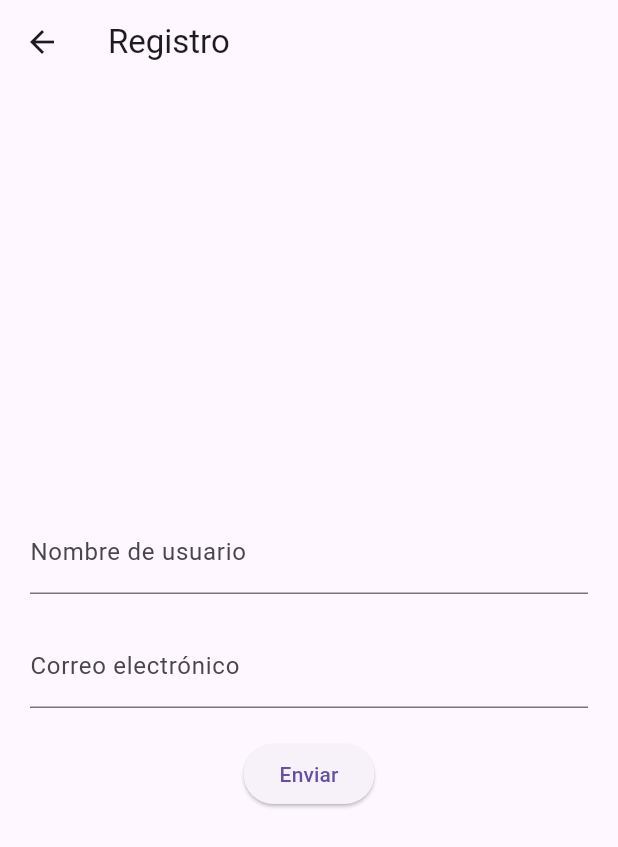
After one commit to FerrerJosep/LlistaCompra, a Flutter app: the Registro screen opened directly, after a tap on "Enviar", on a phone screen of 412 x 824 dp. The commit adds this screen. Shown: the top 847 px of the screen. Run offline on Flutter 3.47's test engine with Material 3 defaults, Android fonts, the phone set to English and light mode, and no system bars; network calls fail.

Commit message:
Pre-provider

```diff
--- a/appcompres/lib/details.dart
+++ b/appcompres/lib/details.dart
@@ -104,7 +104,8 @@ class _DetailPageState extends State<DetailPage> {
             Text('Total de frutas compradas:'),
             Column(
               crossAxisAlignment: CrossAxisAlignment.start,
-              children: widget.purchaseController.fruitsPurchased.entries.map((entry) {
+              children: widget.purchaseController.fruitsPurchased.entries
+                  .map((entry) {
                 return Text('${entry.key}: ${entry.value}');
               }).toList(),
             ),
--- /dev/null
+++ b/appcompres/lib/registro.dart
@@ -0,0 +1,97 @@
+import 'package:flutter/material.dart';
+import 'package:http/http.dart' as http;
+
+class Registro extends StatefulWidget {
+  @override
+  _RegistroState createState() => _RegistroState();
+}
+
+class _RegistroState extends State<Registro> {
+  final TextEditingController _usernameController = TextEditingController();
+  final TextEditingController _emailController = TextEditingController();
+
+  Future<void> _enviarDatos() async {
+    final username = _usernameController.text;
+    final email = _emailController.text;
+
+    final response = await http.post(
+      Uri.parse('http://localhost:8080/api/clients'),
+      body: {'client_name': username, 'client_email': email, "client_age":""},
+    );
+
+    if (response.statusCode == 200) {
+      // Registro exitoso
+      showDialog(
+        context: context,
+        builder: (BuildContext context) {
+          return AlertDialog(
+            title: Text('Éxito'),
+            content: Text('¡Registro exitoso!'),
+            actions: [
+              TextButton(
+                onPressed: () {
+                  Navigator.of(context).pop();
+                },
+                child: Text('OK'),
+              ),
+            ],
+          );
+        },
+      );
+    } else {
+      // Error de registro
+      showDialog(
+        context: context,
+        builder: (BuildContext context) {
+          return AlertDialog(
+            title: Text('Error'),
+            content: Text('Falló el registro. Inténtalo de nuevo más tarde.'),
+            actions: [
+              TextButton(
+                onPressed: () {
+                  Navigator.of(context).pop();
+                },
+                child: Text('OK'),
+              ),
+            ],
+          );
+        },
+      );
+    }
+  }
+
+  @override
+  Widget build(BuildContext context) {
+    return Scaffold(
+      appBar: AppBar(
+        title: Text('Registro'),
+      ),
+      body: Padding(
+        padding: EdgeInsets.all(20.0),
+        child: Column(
+          mainAxisAlignment: MainAxisAlignment.center,
+          children: [
+            TextField(
+              controller: _usernameController,
+              decoration: InputDecoration(
+                labelText: 'Nombre de usuario',
+              ),
+            ),
+            SizedBox(height: 20),
+            TextField(
+              controller: _emailController,
+              decoration: InputDecoration(
+                labelText: 'Correo electrónico',
+              ),
+            ),
+            SizedBox(height: 20),
+            ElevatedButton(
+              onPressed: _enviarDatos,
+              child: Text('Enviar'),
+            ),
+          ],
+        ),
+      ),
+    );
+  }
+}
```
Also changed, not shown: appcompres/lib/login.dart (+11 -0 lines), appcompres/lib/main.dart (+13 -7 lines), 2 other files.
